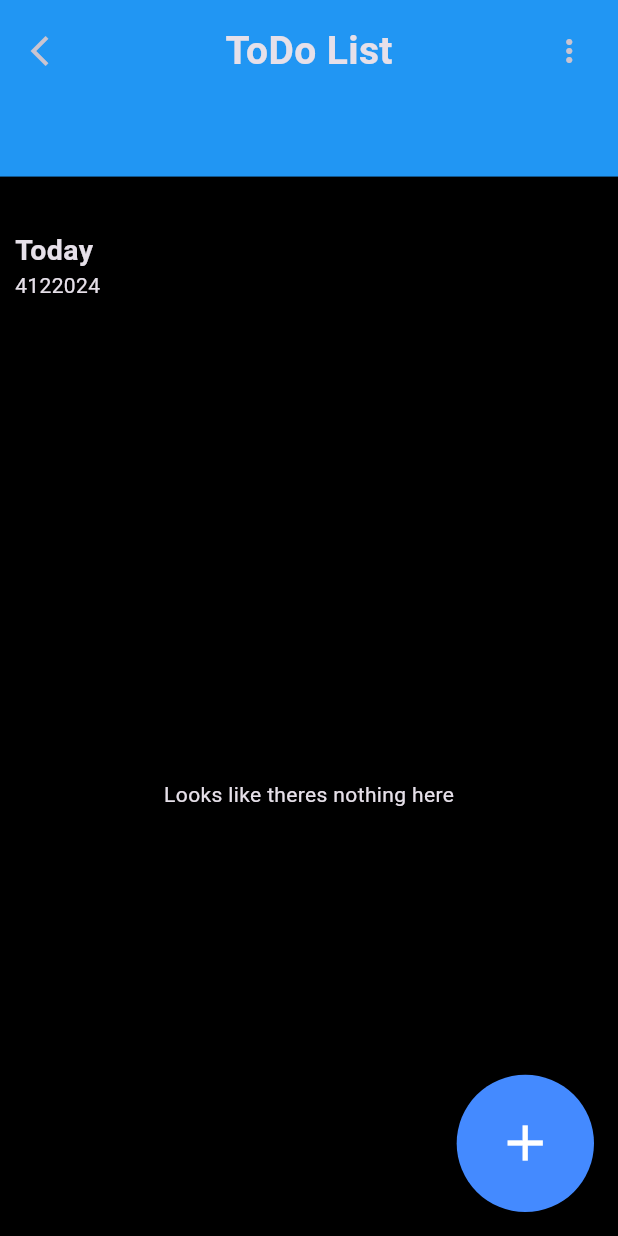
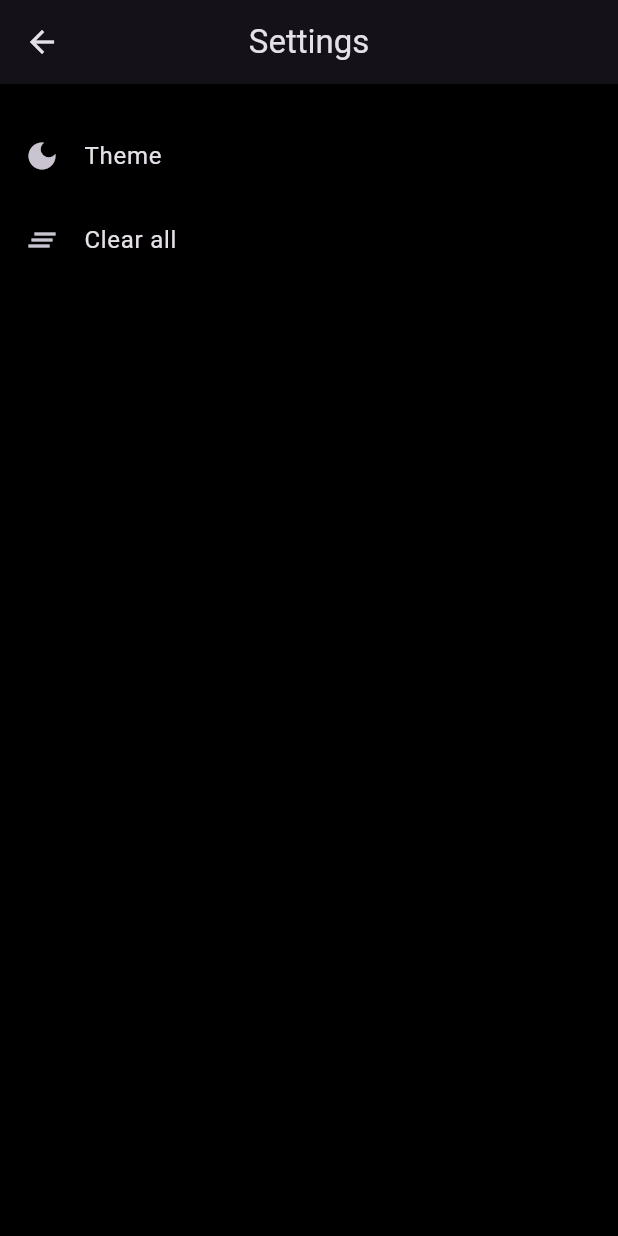
Before and after one commit to lindo001/To_do_App, a Flutter app: the screen it shows after launch, after a tap on the "more vert" icon, on a phone screen of 412 x 824 dp. Run offline on Flutter 3.47's test engine with Material 3 defaults, Android fonts, the phone set to English and light mode, and no system bars; our stand-ins replace google_fonts, hive_flutter; accounts and stored records are empty; Roboto replaces fonts that are missing (Share).

Commit message:
funcionality complete

```diff
--- a/todoapp_classic/lib/componets/customThemes.dart
+++ b/todoapp_classic/lib/componets/customThemes.dart
@@ -10,6 +10,10 @@ class CustomThemes extends ChangeNotifier{
     notifyListeners();}
    ThemeData getCurrentTheme(){
     return _isLightTheme?newLightTheme:newDarkTheme;}
+
+   getZoeIcon(){
+    return _isLightTheme? Icon(Icons.light_mode):Icon(Icons.dark_mode);
+  }
 ThemeData newLightTheme =ThemeData(
   brightness: Brightness.light,
   scaffoldBackgroundColor: Colors.grey.shade300
--- /dev/null
+++ b/todoapp_classic/lib/componets/dateFormater.dart
@@ -0,0 +1,43 @@
+
+
+class Dateformater{
+  final DateTime _today = DateTime.now();
+
+String getCurrentDate(){
+    final imonth = month(_today.month.toInt());
+  final idate = _today.day.toString();
+  final iyear = _today.year.toString();
+  return imonth + " " + idate + " " + iyear;
+}
+
+String month(int month) {
+  switch (month) {
+    case 1:
+      return "Jan";
+    case 2:
+      return "Feb";
+    case 3:
+      return "Mar";
+    case 4:
+      return "Apr";
+    case 5:
+      return "May";
+    case 6:
+      return "Jun";
+    case 7:
+      return "Jul";
+    case 8:
+      return "Aug";
+
+    case 9:
+      return "Sep";
+    case 10:
+      return "Oct";
+    case 11:
+      return "Nov";
+    // Add cases for other months as needed
+    default:
+      return "Dec";
+  }
+  }
+  }
--- a/todoapp_classic/lib/pages/landingPage.dart
+++ b/todoapp_classic/lib/pages/landingPage.dart
@@ -4,6 +4,8 @@ import 'package:flutter/widgets.dart';
 import 'package:google_fonts/google_fonts.dart';
 import 'package:hive_flutter/hive_flutter.dart';
 import 'package:todoapp_classic/componets/customWidgets.dart';
+import 'package:todoapp_classic/componets/dateFormater.dart';
+import 'package:todoapp_classic/pages/settingsPage.dart';
 import 'package:todoapp_classic/pages/taskCreationPage.dart';
 
 class Landingpage extends StatefulWidget {
@@ -19,6 +21,7 @@ class Landingpage extends StatefulWidget {
 
 class _LandingpageState extends State<Landingpage> {
   TextEditingController controller = TextEditingController();
+  Dateformater dateformater = Dateformater();
   final _dataBase = Hive.box("todo_DB");
   //NavigateTo
 void editDB(index){
@@ -36,7 +39,7 @@ void markDB(){}
 void saveToDB(String title,bool isDone){
 
   setState(() {
-    _dataBase.add({"title":title,"isDone":isDone});});
+    _dataBase.add({"title":title,"isDone":isDone,"date":dateformater.getCurrentDate()});});
     Navigator.of(context).pop();
 }
 //retrieve
@@ -44,9 +47,14 @@ getFromDB(int index){
   return _dataBase.get(index);
 }
 //delete
-removeDB(int index){
+removeDB(int? index){
   setState(() {
-    _dataBase.deleteAt(index);
+    _dataBase.deleteAt(index!);
+  });
+}
+cleanDB(){
+  setState(() {
+    // _dataBase.;
   });
 }
 void goTo(Widget WhatPage){
@@ -71,7 +79,7 @@ void goTo(Widget WhatPage){
               Text("ToDo List", style: GoogleFonts.share(fontSize: 26,fontWeight: FontWeight.bold),),
               const SizedBox(width: 60),
               IconButton(onPressed: (){
-                print(_dataBase.getAt(0));
+                goTo(Settingspage(cleanFunction: cleanDB()));
               }, icon: Icon(Icons.more_vert))
             ],
           ),
@@ -102,7 +110,7 @@ void goTo(Widget WhatPage){
               child: Column(mainAxisAlignment: MainAxisAlignment.center,
             crossAxisAlignment: CrossAxisAlignment.start,children: [
                 Text("Today", style: GoogleFonts.share(fontSize: 19,fontWeight: FontWeight.w700),),
-                Text(_date.month.toString() + _date.day.toString() +_date.year.toString())
+                Text(dateformater.getCurrentDate())
 
               ],),
               )),
--- /dev/null
+++ b/todoapp_classic/lib/pages/settingsPage.dart
@@ -0,0 +1,37 @@
+import 'package:flutter/material.dart';
+import 'package:provider/provider.dart';
+import 'package:todoapp_classic/componets/customThemes.dart';
+
+class Settingspage extends StatelessWidget {
+  final Function? cleanFunction;
+  const Settingspage({super.key, required this.cleanFunction});
+
+  @override
+  Widget build(BuildContext context) {
+    final customtheme = Provider.of<CustomThemes>(context);
+    return Scaffold(
+      appBar: AppBar(title:const Text("Settings"),centerTitle: true,),
+      body: Column(children: [
+        SizedBox(height: 20,),
+        GestureDetector(
+          onTap: ()=> customtheme.setCurrentTheme(),
+          child: ListTile(
+            leading: customtheme.getZoeIcon(),
+            title: const Text("Theme"),
+          ),
+        ),
+        GestureDetector(
+          onTap: () => cleanFunction!(),
+          child:const  ListTile(
+            leading: Icon(Icons.clear_all),
+            title: Text("Clear all"),
+          ),
+        ),
+
+
+
+      ],),
+    );
+
+  }
+}
```
